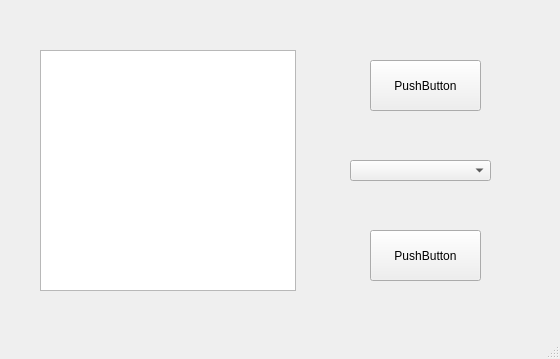
Old version of the form QtPlytaGLowna/QtOknoGlowne.ui in the repository Rolfrider/QtPlytaGLowna.
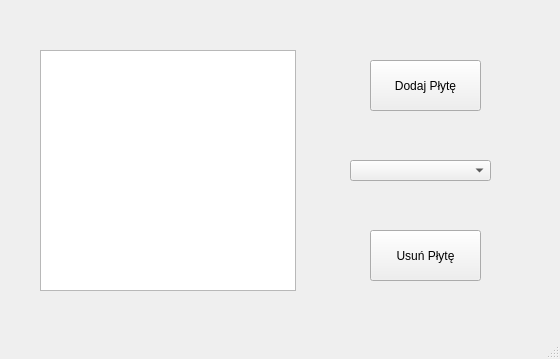
New version of the form.

The edit to the form file:
```diff
--- a/QtPlytaGLowna/QtOknoGlowne.ui
+++ b/QtPlytaGLowna/QtOknoGlowne.ui
@@ -34,7 +34,7 @@
      </rect>
     </property>
     <property name="text">
-     <string>PushButton</string>
+     <string>Dodaj Płytę</string>
     </property>
    </widget>
    <widget class="QPushButton" name="usunPlyte">
@@ -47,7 +47,7 @@
      </rect>
     </property>
     <property name="text">
-     <string>PushButton</string>
+     <string>Usuń Płytę</string>
     </property>
    </widget>
    <widget class="QComboBox" name="comboBox">
```
Left out of the diff: 45 changed lines with no effect on the pictures.
